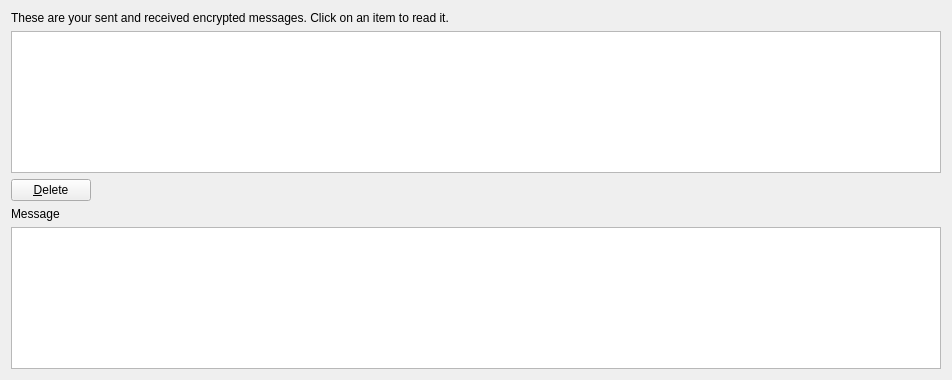
First picture: the form in src/qt/forms/messagepage.ui, repository Cinnicoin/CinniCoin, before the edit.
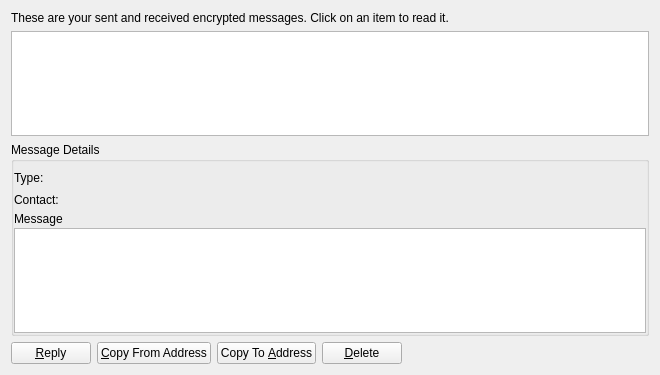
Second picture: the form after the edit. Icons and pictures are not drawn.

Patch:
```diff
--- a/src/qt/forms/messagepage.ui
+++ b/src/qt/forms/messagepage.ui
@@ -6,14 +6,14 @@
    <rect>
     <x>0</x>
     <y>0</y>
-    <width>952</width>
-    <height>380</height>
+    <width>660</width>
+    <height>375</height>
    </rect>
   </property>
   <property name="windowTitle">
    <string>Address Book</string>
   </property>
-  <layout class="QVBoxLayout" name="verticalLayout">
+  <layout class="QVBoxLayout" name="verticalLayout_2">
    <item>
     <widget class="QLabel" name="labelExplanation">
      <property name="text">
@@ -56,7 +56,155 @@
     </widget>
    </item>
    <item>
+    <layout class="QVBoxLayout" name="verticalLayout">
+     <item>
+      <widget class="QGroupBox" name="messageDetails">
+       <property name="title">
+        <string>Message Details</string>
+       </property>
+       <layout class="QVBoxLayout" name="verticalLayout_4">
+        <property name="spacing">
+         <number>2</number>
+        </property>
+        <property name="leftMargin">
+         <number>0</number>
+        </property>
+        <property name="topMargin">
+         <number>6</number>
+        </property>
+        <property name="rightMargin">
+         <number>0</number>
+        </property>
+        <property name="bottomMargin">
+         <number>0</number>
+        </property>
+        <item>
+         <layout class="QHBoxLayout" name="horizontalLayout_2">
+          <item>
+           <widget class="QLabel" name="labelType">
+            <property name="text">
+             <string>Type:</string>
+            </property>
+           </widget>
+          </item>
+          <item>
+           <widget class="QLabel" name="typeLabel">
+            <property name="text">
+             <string/>
+            </property>
+           </widget>
+          </item>
+          <item>
+           <spacer name="horizontalSpacer_2">
+            <property name="orientation">
+             <enum>Qt::Horizontal</enum>
+            </property>
+            <property name="sizeHint" stdset="0">
+             <size>
+              <width>40</width>
+              <height>20</height>
+             </size>
+            </property>
+           </spacer>
+          </item>
+         </layout>
+        </item>
+        <item>
+         <layout class="QVBoxLayout" name="verticalLayout_3">
+          <item>
+           <layout class="QHBoxLayout" name="horizontalLayout_3">
+            <item>
+             <widget class="QLabel" name="labelContact">
+              <property name="text">
+               <string>Contact:</string>
+              </property>
+             </widget>
+            </item>
+            <item>
+             <widget class="QLabel" name="contactLabel">
+              <property name="text">
+               <string/>
+              </property>
+             </widget>
+            </item>
+            <item>
+             <spacer name="horizontalSpacer_3">
+              <property name="orientation">
+               <enum>Qt::Horizontal</enum>
+              </property>
+              <property name="sizeHint" stdset="0">
+               <size>
+                <width>40</width>
+                <height>20</height>
+               </size>
+              </property>
+             </spacer>
+            </item>
+           </layout>
+          </item>
+         </layout>
+        </item>
+        <item>
+         <widget class="QLabel" name="messageLabel">
+          <property name="text">
+           <string>Message</string>
+          </property>
+         </widget>
+        </item>
+        <item>
+         <widget class="QPlainTextEdit" name="message">
+          <property name="readOnly">
+           <bool>true</bool>
+          </property>
+         </widget>
+        </item>
+       </layout>
+      </widget>
+     </item>
+     <item>
     <layout class="QHBoxLayout" name="horizontalLayout">
+       <item>
+        <widget class="QPushButton" name="replyButton">
+         <property name="toolTip">
+          <string>Sign a message to prove you own a CinniCoin address</string>
+         </property>
+         <property name="text">
+          <string>&amp;Reply</string>
+         </property>
+         <property name="icon">
+          <iconset resource="../bitcoin.qrc">
+           <normaloff>:/icons/send</normaloff>:/icons/send</iconset>
+         </property>
+        </widget>
+       </item>
+       <item>
+        <widget class="QPushButton" name="copyFromAddressButton">
+         <property name="toolTip">
+          <string>Copy the currently selected address to the system clipboard</string>
+         </property>
+         <property name="text">
+          <string>&amp;Copy From Address</string>
+         </property>
+         <property name="icon">
+          <iconset resource="../bitcoin.qrc">
+           <normaloff>:/icons/editcopy</normaloff>:/icons/editcopy</iconset>
+         </property>
+        </widget>
+       </item>
+       <item>
+        <widget class="QPushButton" name="copyToAddressButton">
+         <property name="toolTip">
+          <string>Copy the currently selected address to the system clipboard</string>
+         </property>
+         <property name="text">
+          <string>Copy To &amp;Address</string>
+         </property>
+         <property name="icon">
+          <iconset resource="../bitcoin.qrc">
+           <normaloff>:/icons/editcopy</normaloff>:/icons/editcopy</iconset>
+         </property>
+        </widget>
+       </item>
      <item>
       <widget class="QPushButton" name="deleteButton">
        <property name="toolTip">
@@ -86,15 +234,7 @@
      </item>
     </layout>
    </item>
-   <item>
-    <widget class="QLabel" name="label">
-     <property name="text">
-      <string>Message</string>
-     </property>
-    </widget>
-   </item>
-   <item>
-    <widget class="QPlainTextEdit" name="message"/>
+    </layout>
    </item>
   </layout>
  </widget>
```
Lines whose indentation alone changed are shown as unchanged.
